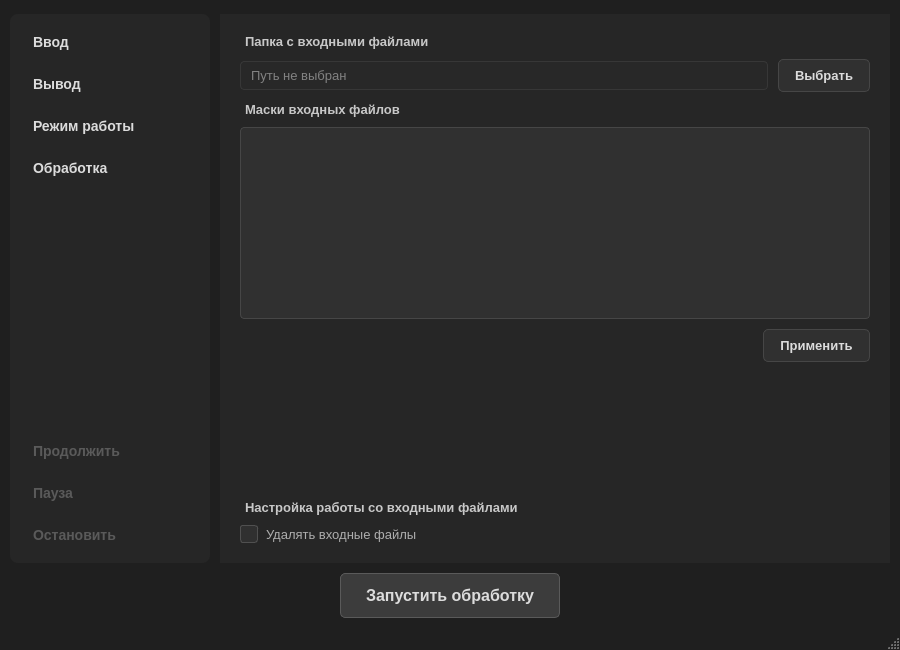
The window that mainwindow.ui (Miro-slave/file-modifier) describes before a commit, drawn with Qt 5.
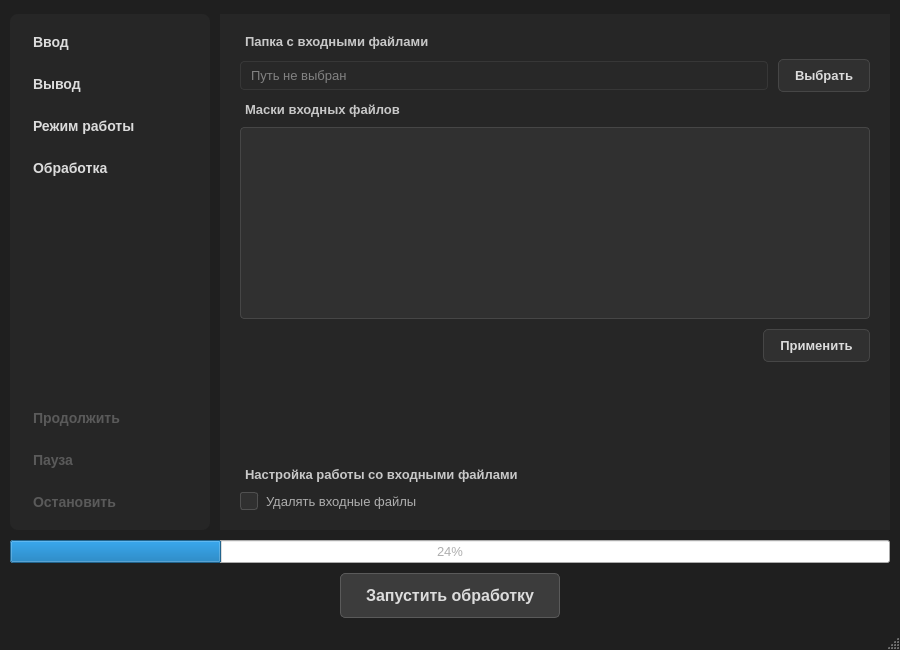
The same window after the commit. The open tabs and pages were chosen to show the change. Icons and pictures are not drawn.

```diff
--- a/mainwindow.ui
+++ b/mainwindow.ui
@@ -408,7 +408,7 @@
            <x>0</x>
            <y>0</y>
            <width>668</width>
-           <height>519</height>
+           <height>484</height>
           </rect>
          </property>
          <layout class="QVBoxLayout" name="verticalLayout_5">
@@ -799,6 +799,13 @@
       </item>
      </layout>
     </item>
+    <item>
+     <widget class="QProgressBar" name="progressBar">
+      <property name="value">
+       <number>24</number>
+      </property>
+     </widget>
+    </item>
     <item>
      <layout class="QHBoxLayout" name="horizontalLayout_5">
       <item>
```
Left out of the diff: 2 changed lines with no effect on the pictures.
